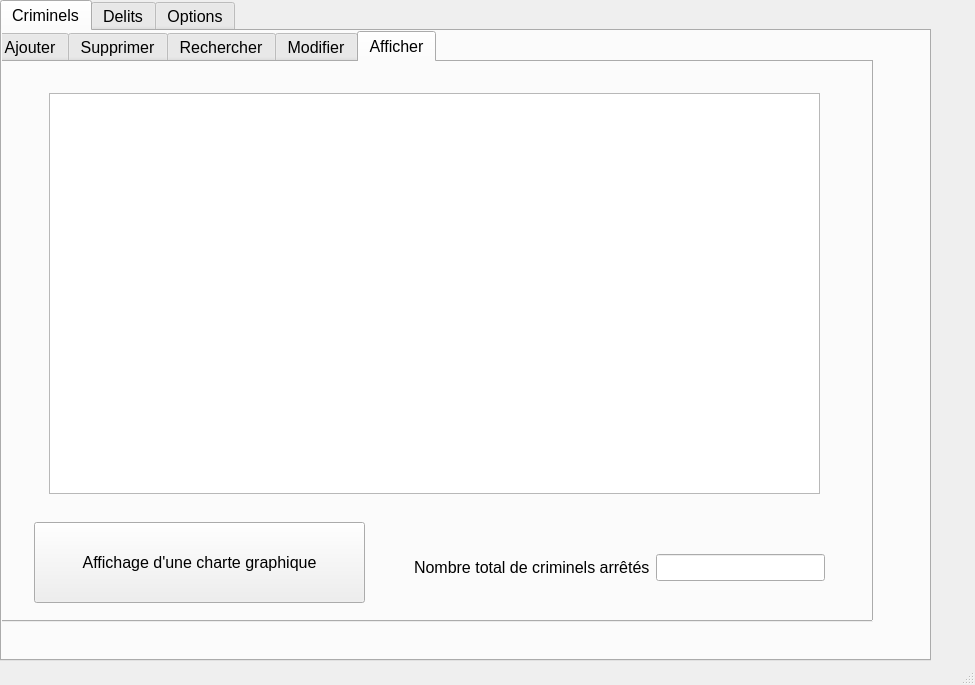
First picture: the form in mainwindow.ui, repository Crystal-Blu/police-station-2A25, before the edit.
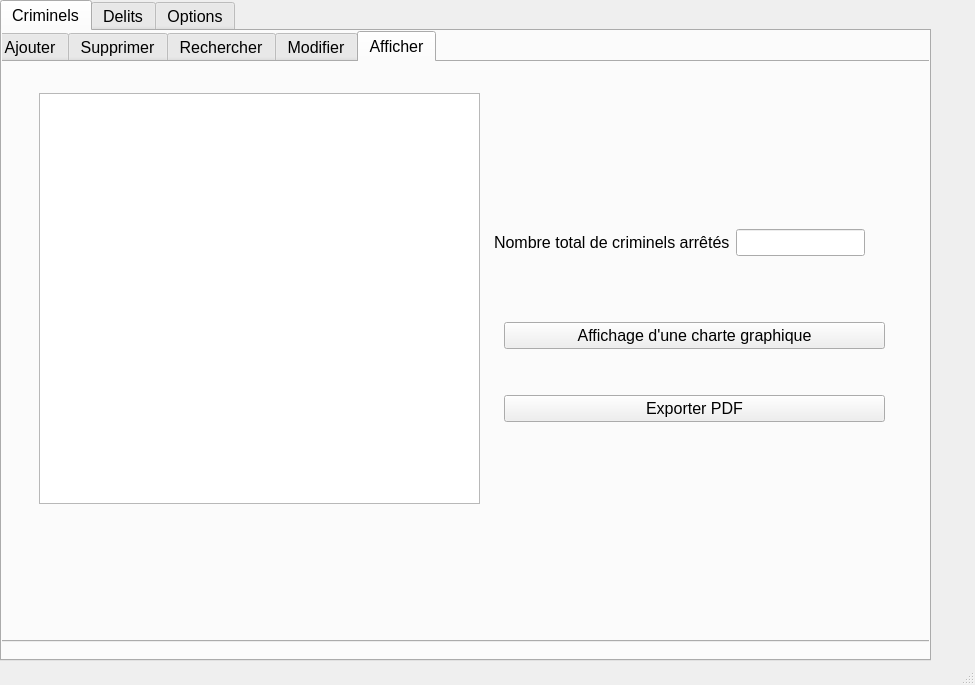
Second picture: the form after the edit. The open tabs and pages were chosen to show the change.

Patch:
```diff
--- a/mainwindow.ui
+++ b/mainwindow.ui
@@ -40,8 +40,8 @@
        <rect>
         <x>-10</x>
         <y>0</y>
-        <width>881</width>
-        <height>591</height>
+        <width>941</width>
+        <height>611</height>
        </rect>
       </property>
       <property name="currentIndex">
@@ -485,20 +485,20 @@
        <widget class="QTableView" name="tab_criminel1">
         <property name="geometry">
          <rect>
-          <x>55</x>
+          <x>45</x>
           <y>31</y>
-          <width>771</width>
-          <height>401</height>
+          <width>441</width>
+          <height>411</height>
          </rect>
         </property>
        </widget>
        <widget class="QWidget" name="layoutWidget">
         <property name="geometry">
          <rect>
-          <x>420</x>
-          <y>480</y>
-          <width>411</width>
-          <height>51</height>
+          <x>500</x>
+          <y>150</y>
+          <width>371</width>
+          <height>61</height>
          </rect>
         </property>
         <layout class="QHBoxLayout" name="horizontalLayout_6">
@@ -514,18 +514,31 @@
          </item>
         </layout>
        </widget>
-       <widget class="QPushButton" name="pushButton_5">
+       <widget class="QWidget" name="">
         <property name="geometry">
          <rect>
-          <x>40</x>
-          <y>460</y>
-          <width>331</width>
-          <height>81</height>
+          <x>510</x>
+          <y>220</y>
+          <width>381</width>
+          <height>181</height>
          </rect>
         </property>
-        <property name="text">
-         <string>Affichage d'une charte graphique</string>
-        </property>
+        <layout class="QVBoxLayout" name="verticalLayout_4">
+         <item>
+          <widget class="QPushButton" name="pushButton_5">
+           <property name="text">
+            <string>Affichage d'une charte graphique</string>
+           </property>
+          </widget>
+         </item>
+         <item>
+          <widget class="QPushButton" name="pushButton_4">
+           <property name="text">
+            <string>Exporter PDF</string>
+           </property>
+          </widget>
+         </item>
+        </layout>
        </widget>
       </widget>
      </widget>
```
Left out of the diff: 28 changed lines with no effect on the pictures.
